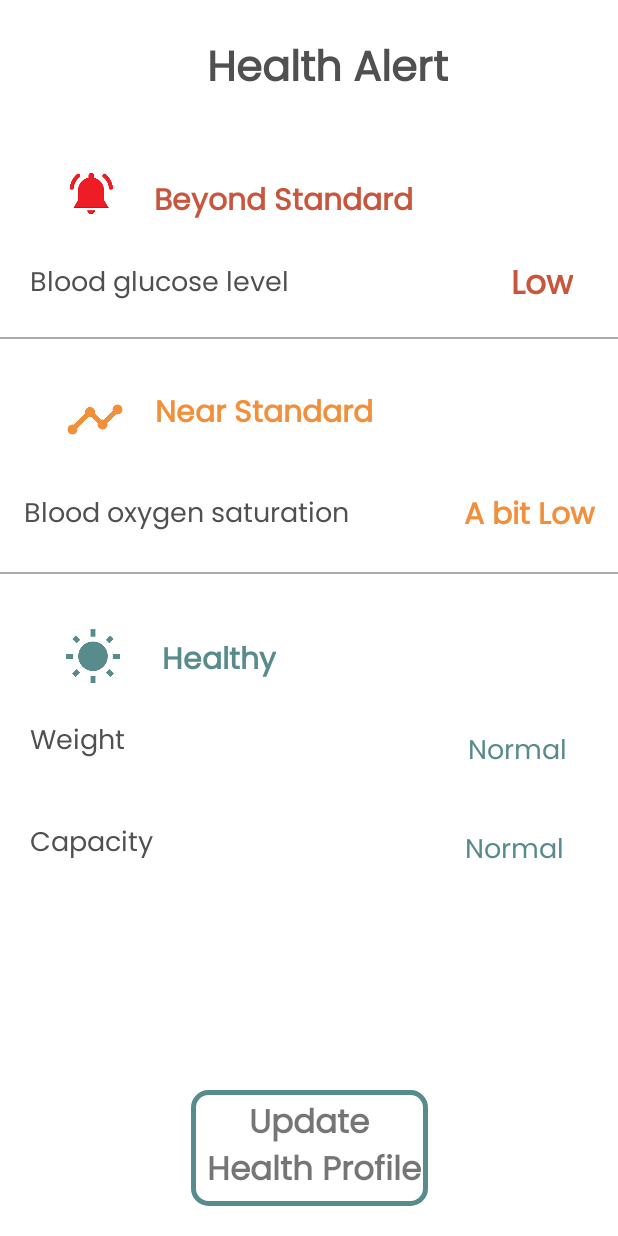
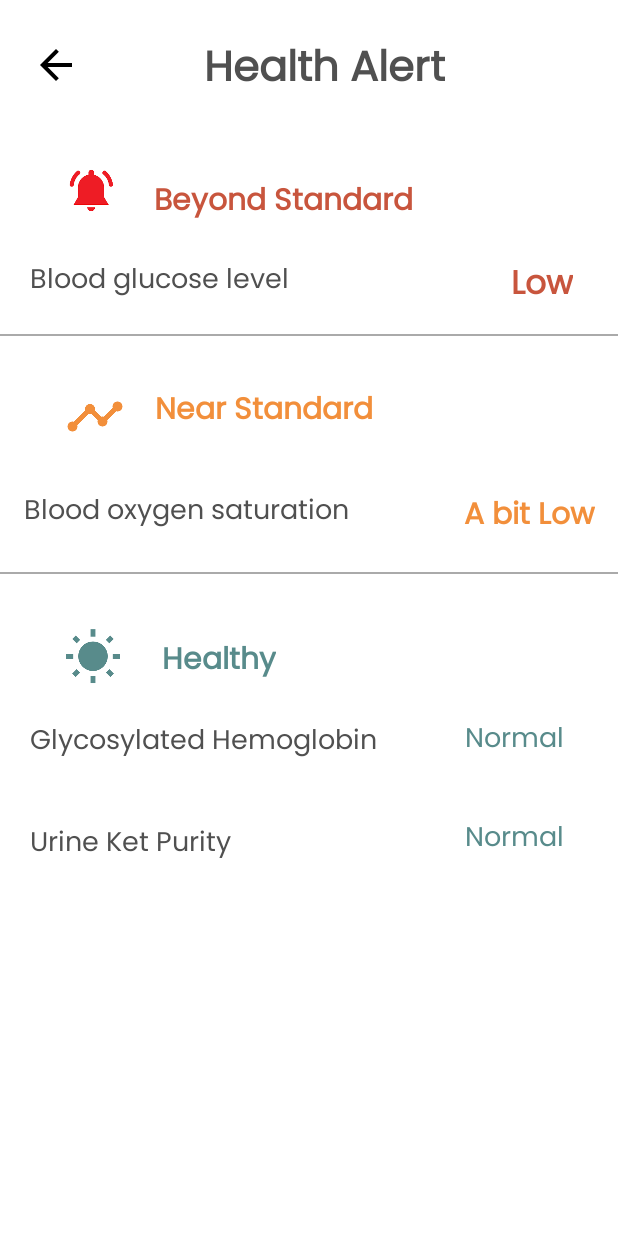
Before and after one commit to Wyjwuwuwu/Goodday, an Android app: the HealthAlertActivity screen opened directly, with no data from a screen before it, on a phone screen of 412 x 824 dp. Run offline under Robolectric (Android 15) with nearby library versions, the phone set to English and light mode, and no system bars.

Commit message:
adjust back imagebutton

```diff
--- a/app/src/main/java/com/example/goodday/HealthAlertActivity.kt
+++ b/app/src/main/java/com/example/goodday/HealthAlertActivity.kt
@@ -7,6 +7,7 @@ import android.os.Bundle
 import android.view.View
 import android.view.WindowInsets
 import android.view.WindowManager
+import android.widget.ImageButton
 import android.widget.ImageView
 import android.widget.TextView
 
@@ -43,5 +44,9 @@ class HealthAlertActivity : AppCompatActivity() {
 //        }
 
 
+        val back : View = findViewById<ImageButton>(R.id.alert_back)
+        back.setOnClickListener{
+            finish()
+        }
     }
 }
--- a/app/src/main/res/layout/activity_health_alert.xml
+++ b/app/src/main/res/layout/activity_health_alert.xml
@@ -6,16 +6,16 @@
     android:layout_height="match_parent"
     tools:context=".HealthAlertActivity">
 
-    <ImageView
+    <ImageButton
         android:id="@+id/alert_back"
-        android:layout_width="32dp"
-        android:layout_height="32dp"
+        android:layout_width="30dp"
+        android:layout_height="30dp"
         android:layout_marginStart="22dp"
         android:layout_marginTop="28dp"
-        android:visibility="invisible"
         app:layout_constraintStart_toStartOf="parent"
         app:layout_constraintTop_toTopOf="parent"
-        app:srcCompat="@drawable/arrow" />
+        android:background="@color/white"
+        app:srcCompat="@drawable/ic_baseline_arrow_back_24" />
 
     <TextView
         android:id="@+id/textView12"
@@ -173,7 +173,7 @@
         android:layout_height="wrap_content"
         android:layout_marginStart="20dp"
         android:layout_marginTop="22dp"
-        android:text="Weight"
+        android:text="Glycosylated Hemoglobin"
         android:textColor="@color/dark_grey"
         android:textSize="18sp"
         app:layout_constraintStart_toStartOf="parent"
@@ -183,8 +183,8 @@
         android:id="@+id/textView46"
         android:layout_width="wrap_content"
         android:layout_height="wrap_content"
-        android:layout_marginTop="104dp"
-        android:layout_marginEnd="34dp"
+        android:layout_marginTop="96dp"
+        android:layout_marginEnd="36dp"
         android:text="Normal"
         android:textColor="@color/dark_green"
         android:textSize="18sp"
@@ -209,27 +209,27 @@
         android:layout_height="wrap_content"
         android:layout_marginStart="20dp"
         android:layout_marginTop="38dp"
-        android:text="Capacity"
+        android:text="Urine Ket Purity"
         android:textColor="@color/dark_grey"
         android:textSize="18sp"
         app:layout_constraintStart_toStartOf="parent"
         app:layout_constraintTop_toBottomOf="@+id/textView45" />
 
-    <TextView
-        android:id="@+id/update"
-        android:layout_width="wrap_content"
-        android:layout_height="wrap_content"
-        android:layout_marginStart="178dp"
-        android:layout_marginEnd="178dp"
-        android:layout_marginBottom="20dp"
-        android:background="@drawable/message_box_background"
-        android:text="Update\n Health Profile"
-        android:textAlignment="center"
-        android:textSize="22sp"
-        android:textStyle="bold"
-        app:layout_constraintBottom_toBottomOf="parent"
-        app:layout_constraintEnd_toEndOf="parent"
-        app:layout_constraintStart_toStartOf="parent" />
+<!--    <TextView-->
+<!--        android:id="@+id/update"-->
+<!--        android:layout_width="wrap_content"-->
+<!--        android:layout_height="wrap_content"-->
+<!--        android:layout_marginStart="178dp"-->
+<!--        android:layout_marginEnd="178dp"-->
+<!--        android:layout_marginBottom="20dp"-->
+<!--        android:background="@drawable/message_box_background"-->
+<!--        android:text="Update\n Health Profile"-->
+<!--        android:textAlignment="center"-->
+<!--        android:textSize="22sp"-->
+<!--        android:textStyle="bold"-->
+<!--        app:layout_constraintBottom_toBottomOf="parent"-->
+<!--        app:layout_constraintEnd_toEndOf="parent"-->
+<!--        app:layout_constraintStart_toStartOf="parent" />-->
 
 
 </androidx.constraintlayout.widget.ConstraintLayout>
```
Also changed, not shown: app/src/main/AndroidManifest.xml (+11 -9 lines), app/src/main/java/com/example/goodday/ChatInterfaceActivity.kt (+14 -9 lines), app/src/main/java/com/example/goodday/CheckValidationActivity.kt (+18 -0 lines), app/src/main/java/com/example/goodday/CreateNewPasswordActivity.kt (+7 -0 lines), app/src/main/java/com/example/goodday/EditProfileActivity.kt (+11 -0 lines), app/src/main/java/com/example/goodday/ForgetPasswordActivity.kt (+7 -0 lines), app/src/main/java/com/example/goodday/LoginActivity.kt (+16 -10 lines), app/src/main/java/com/example/goodday/SignUpActivity.kt (+16 -10 lines), app/src/main/res/layout/activity_chat_interface.xml (+6 -6 lines), app/src/main/res/layout/activity_check_validation.xml (+10 -0 lines), app/src/main/res/layout/titlebar.xml (+8 -8 lines).
